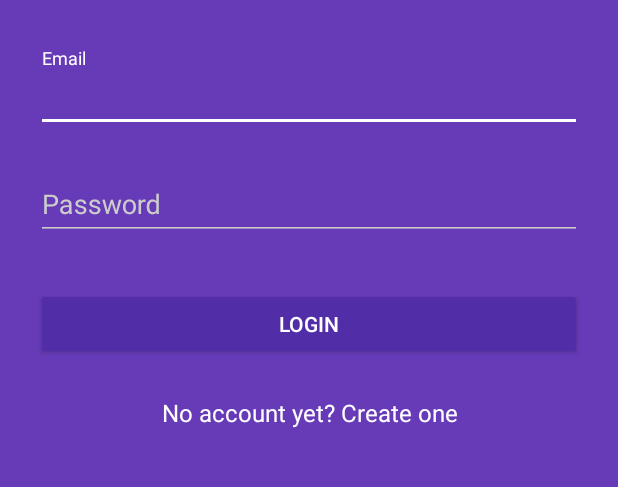
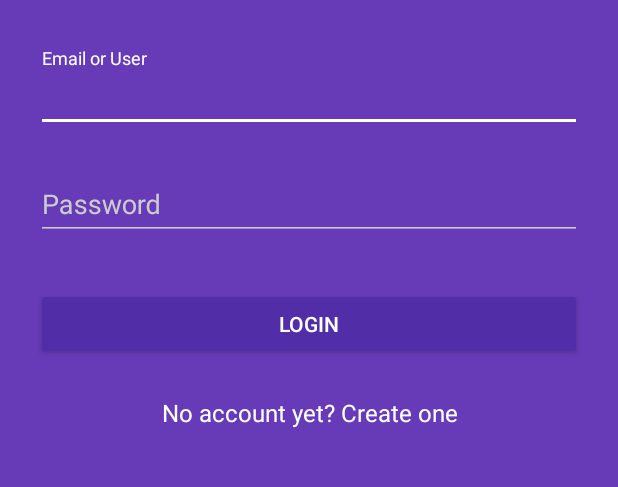
Before and after one commit to franzmoca/FilmToSee, an Android app: the screen it shows after launch (LoginActivity), on a phone screen of 412 x 824 dp, the part 192-679 px from its top. Run offline under Robolectric (Android 15) with nearby library versions, the phone set to English and light mode, and no system bars; libraries missing offline, so code that uses them is left out: com.afollestad.materialdialogs, it.gmariotti.cardslib; 6 statements that could not run were skipped.

Commit message:
Login con username, fix vari

```diff
--- a/app/build.gradle
+++ b/app/build.gradle
@@ -40,6 +40,7 @@ dependencies {
     //compile 'com.github.gabrielemariotti.cards:cardslib-extra-twoway:2.1.0'
     compile 'com.squareup.okhttp3:okhttp:3.1.2'
 
+
     compile 'com.github.moondroid.coverflow:library:1.0'
     compile 'com.android.support:cardview-v7:23.0.1'
     compile 'com.squareup.mimecraft:mimecraft:1.1.1'
--- a/app/src/main/java/com/danandfranz/filmtosee/GroupsActivity.java
+++ b/app/src/main/java/com/danandfranz/filmtosee/GroupsActivity.java
@@ -101,7 +101,11 @@ public class GroupsActivity extends AppCompatActivity
         fab.setOnClickListener(new View.OnClickListener() {
             @Override
             public void onClick(View view) {
-                createNewGroup();
+                try {
+                    createNewGroup();
+                }catch (Exception e){
+                   // e.printStackTrace();
+                }
             }
         });
 
@@ -323,7 +327,7 @@ public class GroupsActivity extends AppCompatActivity
                         } else {
                             NavigationView rootlayout = (NavigationView) findViewById(R.id.nav_view);
 
-                            Snackbar.make(rootlayout, "Group nome has to be atleast 4 character long!", Snackbar.LENGTH_LONG)
+                            Snackbar.make(rootlayout, "Group name has to be atleast 4 character long!", Snackbar.LENGTH_LONG)
                                     .setAction("Close", new View.OnClickListener() {
                                         @Override
                                         public void onClick(View v) {
--- a/app/src/main/res/layout/activity_login.xml
+++ b/app/src/main/res/layout/activity_login.xml
@@ -29,7 +29,7 @@
                 android:layout_width="match_parent"
                 android:layout_height="wrap_content"
                 android:inputType="textEmailAddress"
-                android:hint="Email" />
+                android:hint="Email or User" />
         </android.support.design.widget.TextInputLayout>
 
         <!-- Password Label -->
--- a/app/src/main/res/layout/activity_signup.xml
+++ b/app/src/main/res/layout/activity_signup.xml
@@ -30,7 +30,7 @@
                 android:layout_width="match_parent"
                 android:layout_height="wrap_content"
                 android:inputType="textCapWords"
-                android:hint="Name" />
+                android:hint="User" />
         </android.support.design.widget.TextInputLayout>
 
         <!-- Email Label -->
```
Also changed, not shown: app/src/main/java/com/danandfranz/filmtosee/LoginActivity.java (+21 -6 lines).
